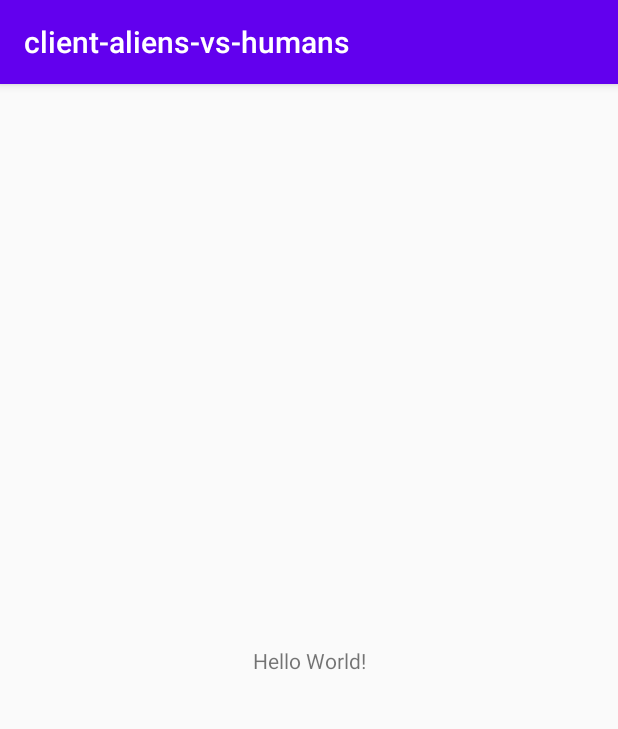
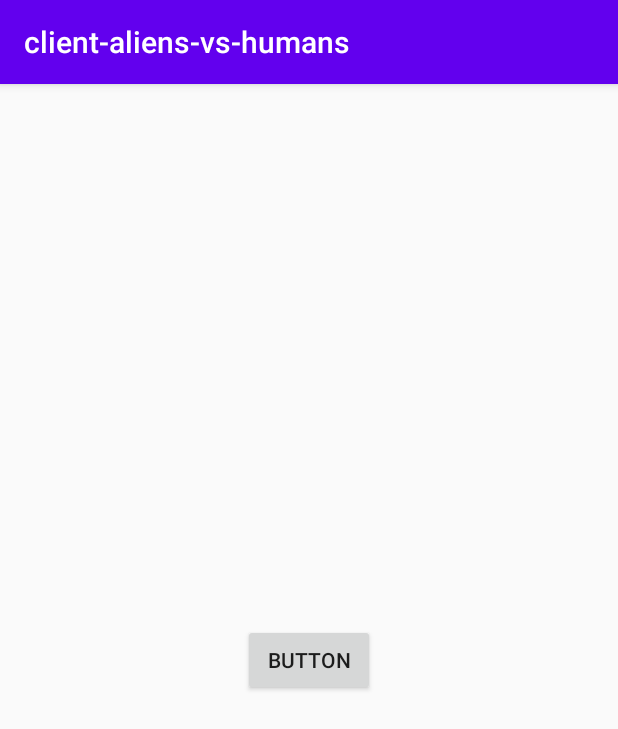
Before and after one commit to nicolaspenagos/client-aliens-vs-humans, an Android app: the screen it shows after launch (MainActivity), on a phone screen of 412 x 824 dp. Shown: the top 729 px of the screen. Run offline under Robolectric (Android 15) with nearby library versions, the phone set to English and light mode, and no system bars.

```diff
--- a/app/src/main/java/com/example/client_aliens_vs_humans/MainActivity.java
+++ b/app/src/main/java/com/example/client_aliens_vs_humans/MainActivity.java
@@ -11,12 +11,15 @@ package com.example.client_aliens_vs_humans;
 import androidx.appcompat.app.AppCompatActivity;
 
 import android.os.Bundle;
+import android.widget.Button;
+import android.widget.Toast;
 
 import com.example.client_aliens_vs_humans.events.OnMessageListener;
 
 public class MainActivity extends AppCompatActivity implements OnMessageListener {
 
     private TCPConnection tcp;
+    private Button button;
 
     @Override
     protected void onCreate(Bundle savedInstanceState) {
@@ -24,14 +27,24 @@ public class MainActivity extends AppCompatActivity implements OnMessageListener
         super.onCreate(savedInstanceState);
         setContentView(R.layout.activity_main);
 
+        button = findViewById(R.id.button);
+
         tcp = TCPConnection.getInstance();
         tcp.setObserver(this);
         tcp.start();
+
+        button.setOnClickListener(
+
+                (v)->{
+                    tcp.sendMessage("Hola desde android");
+                }
+
+        );
 
     }
 
     @Override
     public void onMessage(String msg) {
-
+        runOnUiThread(()->Toast.makeText(this, msg, Toast.LENGTH_SHORT).show());
     }
 }
--- a/app/src/main/java/com/example/client_aliens_vs_humans/TCPConnection.java
+++ b/app/src/main/java/com/example/client_aliens_vs_humans/TCPConnection.java
@@ -7,6 +7,8 @@
  **~~~~~~~~~~~~~~~~~~~~~~~~~~~~~~~~~~~~~~~~~~~~~~
  */
 package com.example.client_aliens_vs_humans;
+
+import android.util.Log;
 
 import com.example.client_aliens_vs_humans.events.OnMessageListener;
 
@@ -60,6 +62,7 @@ public class TCPConnection extends Thread{
             Socket socket = new Socket("192.168.20.36", 5000);
 
             writer = new BufferedWriter(new OutputStreamWriter(socket.getOutputStream()));
+            Log.e("debug", "hiho");
             BufferedReader reader = new BufferedReader(new InputStreamReader(socket.getInputStream()));
 
             while(!killThread){
--- a/app/src/main/res/layout/activity_main.xml
+++ b/app/src/main/res/layout/activity_main.xml
@@ -6,13 +6,13 @@
     android:layout_height="match_parent"
     tools:context=".MainActivity">
 
-    <TextView
+    <Button
+        android:id="@+id/button"
         android:layout_width="wrap_content"
         android:layout_height="wrap_content"
-        android:text="Hello World!"
+        android:text="Button"
         app:layout_constraintBottom_toBottomOf="parent"
-        app:layout_constraintLeft_toLeftOf="parent"
-        app:layout_constraintRight_toRightOf="parent"
+        app:layout_constraintEnd_toEndOf="parent"
+        app:layout_constraintStart_toStartOf="parent"
         app:layout_constraintTop_toTopOf="parent" />
-
 </androidx.constraintlayout.widget.ConstraintLayout>
```
